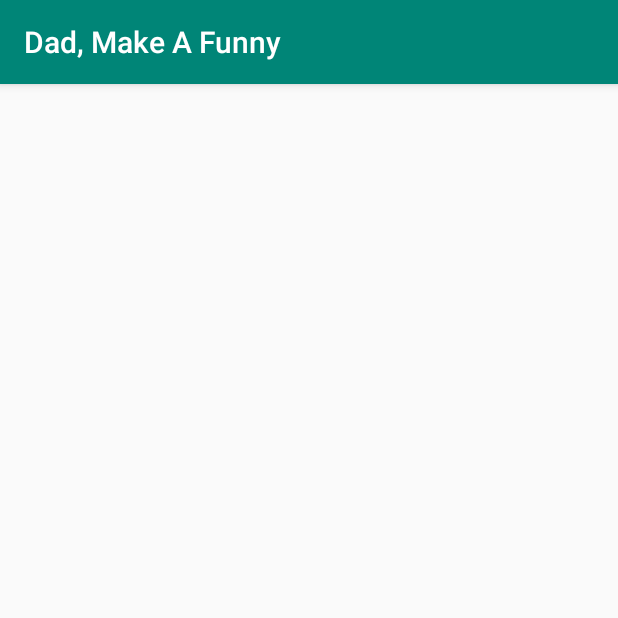
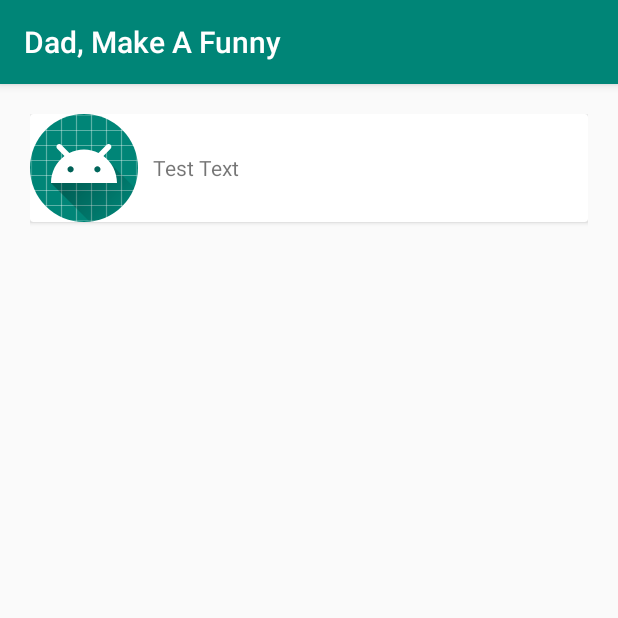
Before and after one commit to adil1508/Dad-make-a-funny, an Android app: the screen it shows after launch (MainActivity), on a phone screen of 412 x 824 dp, the top half of it. Run offline under Robolectric (Android 15) with nearby library versions, the phone set to English and light mode, and no system bars; our stand-ins replace CircleImageView; 2 statements that could not run were skipped.

```diff
--- a/DadMakeAFunny/app/src/main/java/com/example/dadmakeafunny/MainActivity.java
+++ b/DadMakeAFunny/app/src/main/java/com/example/dadmakeafunny/MainActivity.java
@@ -2,12 +2,50 @@ package com.example.dadmakeafunny;
 
 import android.support.v7.app.AppCompatActivity;
 import android.os.Bundle;
+import android.support.v7.widget.LinearLayoutManager;
+import android.support.v7.widget.RecyclerView;
+import android.util.Log;
+import android.widget.ImageView;
+
+import java.util.ArrayList;
 
 public class MainActivity extends AppCompatActivity {
+
+    private static final String TAG = "MainActivity";
+
+    // vars
+    private ArrayList<String> jokes = new ArrayList<>();
 
     @Override
     protected void onCreate(Bundle savedInstanceState) {
         super.onCreate(savedInstanceState);
         setContentView(R.layout.activity_main);
+        Log.d(TAG, "onCreate: started");
+
+        initJokes();
+
+        initRecyclerView();
+
     }
+
+    private void initJokes(){
+        jokes.add("This be jokes");
+        jokes.add("This be jokes 1");
+        jokes.add("This be jokes");
+        jokes.add("This be jokes");
+        jokes.add("This be jokes");
+    }
+
+    private void initRecyclerView(){
+        Log.d(TAG, "initRecyclerView: started");
+
+        RecyclerView recyclerView = findViewById(R.id.Recycler_View);
+
+        RecyclerViewAdapter adapter = new RecyclerViewAdapter(this, jokes);
+
+        recyclerView.setAdapter(adapter);
+
+        recyclerView.setLayoutManager(new LinearLayoutManager(this));
+    }
+
 }
```
